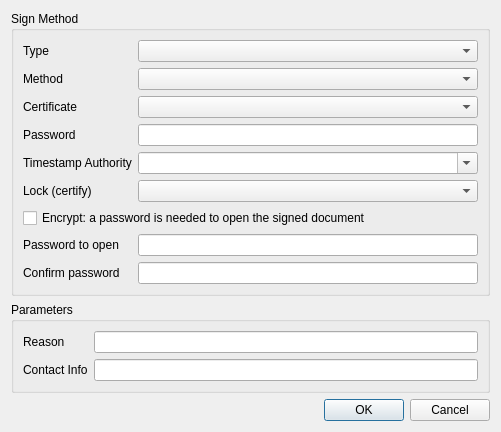
Above: Pdf4QtEditorPlugins/SignaturePlugin/signdialog.ui from mapret76/andre-pdf before the change. Below: the same form after it.
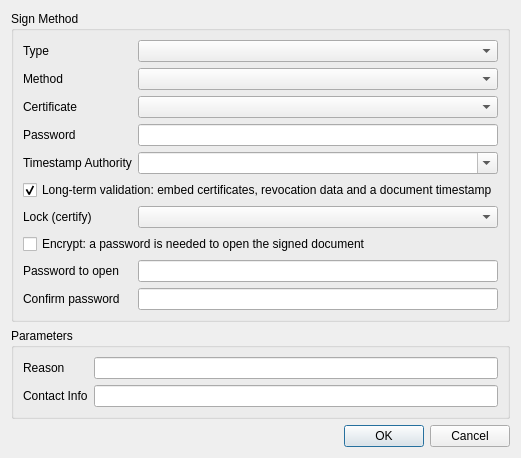
That is the form after the change.

Commit message: B1/B2: PAdES signatures with long-term validation and a verification report

What changed in the file:
```diff
--- a/Pdf4QtEditorPlugins/SignaturePlugin/signdialog.ui
+++ b/Pdf4QtEditorPlugins/SignaturePlugin/signdialog.ui
@@ -81,45 +81,55 @@
         </property>
        </widget>
       </item>
-      <item row="5" column="0">
+      <item row="5" column="0" colspan="2">
+       <widget class="QCheckBox" name="longTermCheckBox">
+        <property name="text">
+         <string>Long-term validation: embed certificates, revocation data and a document timestamp</string>
+        </property>
+        <property name="checked">
+         <bool>true</bool>
+        </property>
+       </widget>
+      </item>
+      <item row="6" column="0">
        <widget class="QLabel" name="certificationLabel">
         <property name="text">
          <string>Lock (certify)</string>
         </property>
        </widget>
       </item>
-      <item row="5" column="1">
+      <item row="6" column="1">
        <widget class="QComboBox" name="certificationCombo"/>
       </item>
-      <item row="6" column="0" colspan="2">
+      <item row="7" column="0" colspan="2">
        <widget class="QCheckBox" name="encryptCheckBox">
         <property name="text">
          <string>Encrypt: a password is needed to open the signed document</string>
         </property>
        </widget>
       </item>
-      <item row="7" column="0">
+      <item row="8" column="0">
        <widget class="QLabel" name="openPasswordLabel">
         <property name="text">
          <string>Password to open</string>
         </property>
        </widget>
       </item>
-      <item row="7" column="1">
+      <item row="8" column="1">
        <widget class="QLineEdit" name="openPasswordEdit">
         <property name="echoMode">
          <enum>QLineEdit::Password</enum>
         </property>
        </widget>
       </item>
-      <item row="8" column="0">
+      <item row="9" column="0">
        <widget class="QLabel" name="openPasswordConfirmLabel">
         <property name="text">
          <string>Confirm password</string>
         </property>
        </widget>
       </item>
-      <item row="8" column="1">
+      <item row="9" column="1">
        <widget class="QLineEdit" name="openPasswordConfirmEdit">
         <property name="echoMode">
          <enum>QLineEdit::Password</enum>
```
The commit also changes 17 other files.
